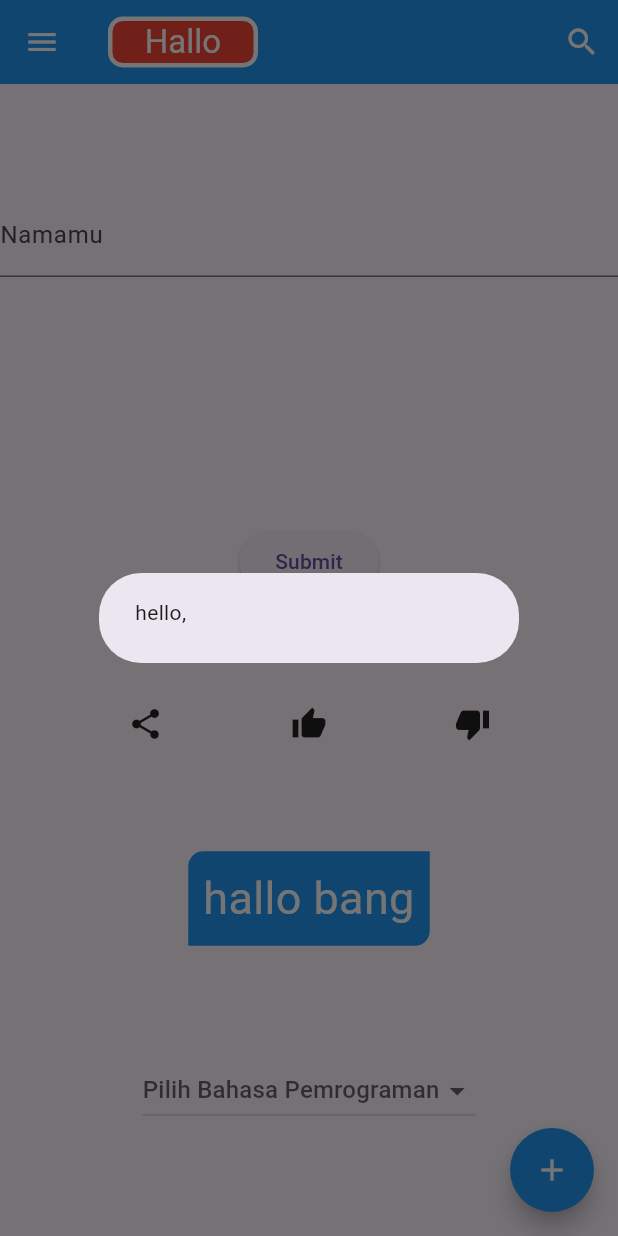
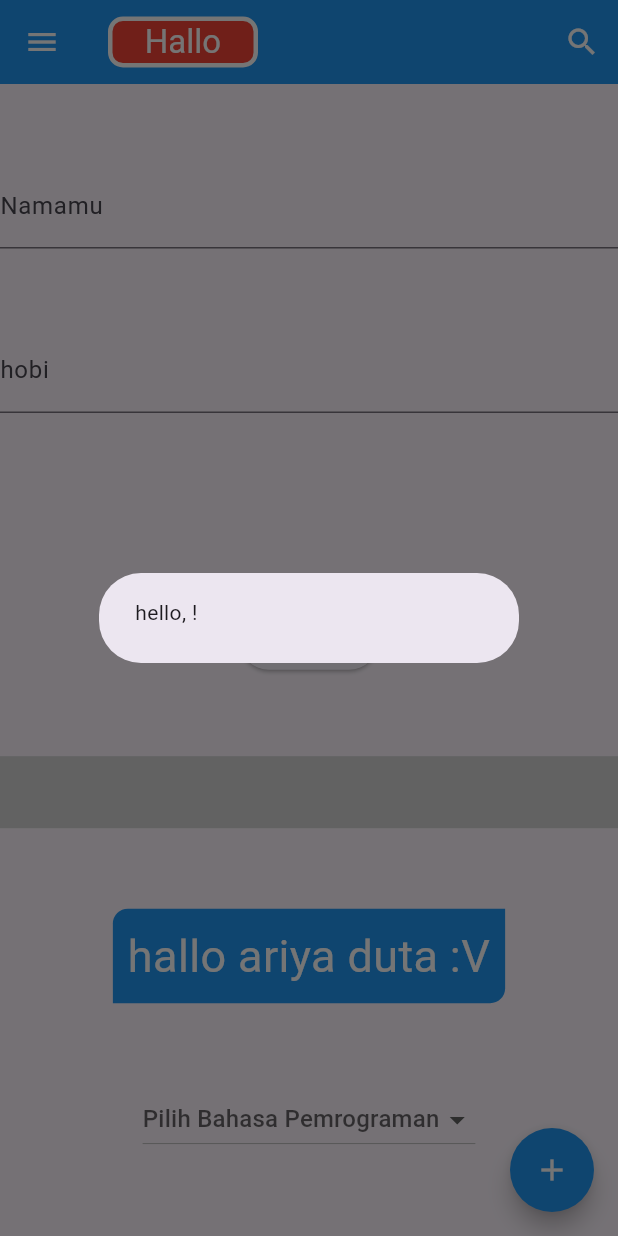
Before and after one commit to Ariyalex/flutter, a Flutter app: the screen it shows after launch, after a tap on "Submit", on a phone screen of 412 x 824 dp. Run offline on Flutter 3.47's test engine with Material 3 defaults, Android fonts, the phone set to English and light mode, and no system bars; statements that could not run were skipped.

Commit message:
Add TextEditingController and new TextField for hobby input; update greeting message and add light switch functionality

```diff
--- a/lib/main.dart
+++ b/lib/main.dart
@@ -30,6 +30,13 @@ class FirstScreen extends StatefulWidget {
 class _FirstScreenState extends State<FirstScreen> {
   String? bahasa; // Variabel untuk menyimpan pilihan dropdown
   String _name = '';
+  TextEditingController _controller = TextEditingController();
+
+  @override
+  void dispose() {
+    _controller.dispose();
+    super.dispose();
+  }
 
   @override
   Widget build(BuildContext context) {
@@ -48,7 +55,7 @@ class _FirstScreenState extends State<FirstScreen> {
             textAlign: TextAlign.center,
           ),
         ),
-        backgroundColor: Colors.blue, // warna background
+        backgroundColor: Colors.blue, // warna background, Colors harus menggunakan 0xFF untuk warna tidak transparan, lalu dilanjut kodenya.
         actions: <Widget>[ // actions menampung <1 widget
           IconButton(
             icon: const Icon( // icon search dengan warna putih
@@ -76,11 +83,18 @@ class _FirstScreenState extends State<FirstScreen> {
               hintText: 'Tulis namamu',
               labelText: "Namamu",
             ),
-            onChanged: (String value) {
+            onSubmitted: (String value) {
               setState(() {
                 _name = value;
               });
             },
+          ),
+          TextField(
+            controller: _controller,
+            decoration: const InputDecoration(
+              hintText: 'tulis hobi',
+              labelText: 'hobi',
+            ),
           ),
           const SizedBox(height: 20,),
           ElevatedButton(
@@ -90,11 +104,26 @@ class _FirstScreenState extends State<FirstScreen> {
                   context: context,
                   builder: (context) {
                     return AlertDialog(
-                      content: Text("hello, $_name"),
+                      content: Text("hello, $_name!"),
                     );
                   });
             },
           ),
+          Switch(
+            value: lightOn,
+            onChanged: (bool value) {
+              setState(() {
+                lightOn = value;
+              });
+
+              ScaffoldMessenger.of(context).showSnackBar(
+                SnackBar(
+                  content: Text(lightOn ? 'Light On' : 'Light Off'),
+                  duration: ,
+                )
+              )
+            },
+          )
           const Row(
             mainAxisAlignment: MainAxisAlignment.spaceEvenly,
             children: <Widget>[
@@ -114,7 +143,7 @@ class _FirstScreenState extends State<FirstScreen> {
               ),
               padding: const EdgeInsets.all(10),
               child: const Text(
-                "hallo bang",
+                "hallo ariya duta :V",
                 style: TextStyle(color: Colors.white, fontSize: 30),
                 textAlign: TextAlign.center,
               ),
```
